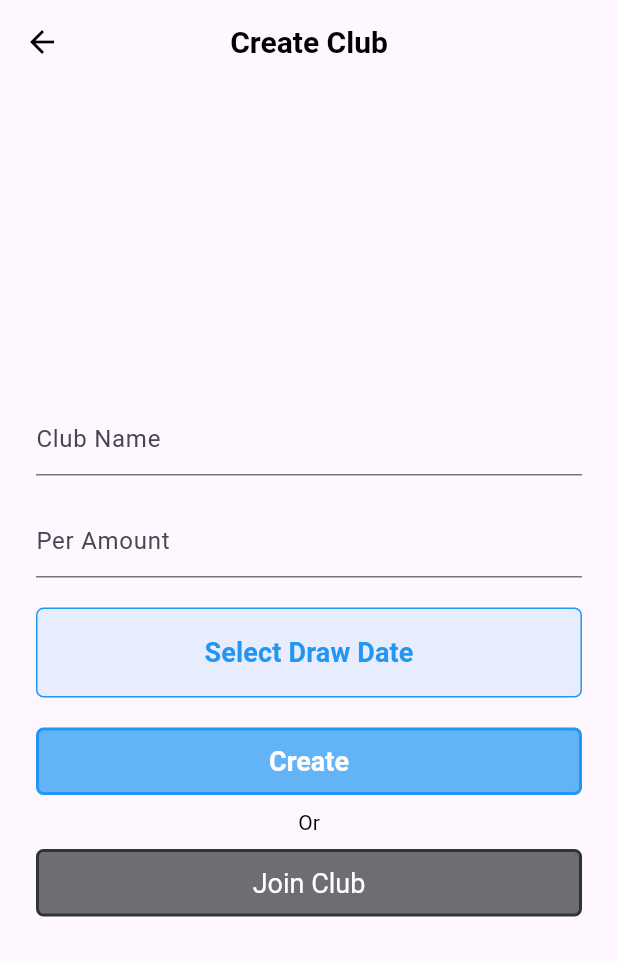
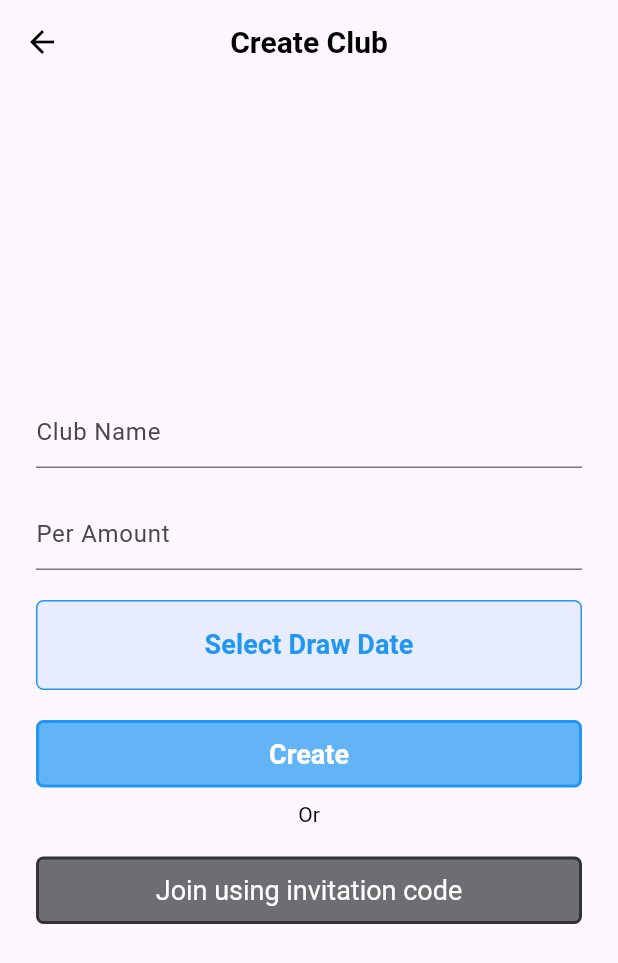
Before and after one commit to Amonc/ClubzeyFlutterMobile, a Flutter app: the CreateClub screen opened directly, on a phone screen of 412 x 824 dp. Shown: the top 963 px of the screen. Run offline on Flutter 3.47's test engine with Material 2 defaults, Android fonts, the phone set to English and light mode, and no system bars; drawn by our look-alikes of overlay_support; our stand-ins replace cloud_firestore, connectivity_plus, dio, firebase_auth, firebase_core, firebase_dynamic_links and 11 more; missing offline and left inert: dart:ffi, encrypt, ntp, qr_code_scanner; accounts and stored records are empty.

Commit message:
invitation code completed

```diff
--- a/lib/views/add_member.dart
+++ b/lib/views/add_member.dart
@@ -1,3 +1,4 @@
+import 'package:Clubzey/backend/dio/send_invitation_code_data.dart';
 import 'package:Clubzey/components/buttons.dart';
 import 'package:Clubzey/components/labels.dart';
 import 'package:Clubzey/models/club.dart';
@@ -5,6 +6,7 @@ import 'package:Clubzey/utils/allColors.dart';
 import 'package:Clubzey/utils/encryption.dart';
 import 'package:Clubzey/utils/fontSize.dart';
 import 'package:Clubzey/utils/helper.dart';
+import 'package:Clubzey/views/create_invitation_code_page.dart';
 import 'package:encrypt/encrypt.dart';
 import 'package:firebase_dynamic_links/firebase_dynamic_links.dart';
 import 'package:flutter/cupertino.dart';
@@ -72,7 +74,8 @@ class AddMemberPage extends StatelessWidget {
                   print(_qrCreated.toString());
                   return QrImage(
                     data: Encryption()
-                        .encrypted(code: '${club.getId}*${_qrCreated}*${shares}')
+                        .encrypted(
+                            code: '${club.getId}*${_qrCreated}*${shares}')
                         .base16,
                     version: QrVersions.auto,
                     size: 320,
@@ -125,11 +128,21 @@ class AddMemberPage extends StatelessWidget {
                 height: 15,
               ),
               FillButton(
-                title: 'Invite members',
+                title: 'Create invitation code',
                 onPressed: () async {
-            ShortDynamicLink shorDynamiclink=     await createShortDynamiclink(clubId: club.getId,shares: shares);
 
-                  Share.share('To get started with ${club.getName} please use this link: ${shorDynamiclink.shortUrl}');
+
+                  Navigator.push(context, MaterialPageRoute(builder: (context)=> CreateInvitationPage(club: club, shares: shares,)));
+
+                  // InvitationCodeData().createInvitationCode(club: club);
+
+
+
+
+
+
+                  // ShortDynamicLink shorDynamiclink=     await createShortDynamiclink(clubId: club.getId,shares: shares);
+                  //       Share.share('To get started with ${club.getName} please use this link: ${shorDynamiclink.shortUrl}');
                 },
                 containerColor: AllColors.yellow,
                 textColor: AllColors.fontBlack,
@@ -142,13 +155,16 @@ class AddMemberPage extends StatelessWidget {
     );
   }
 
-  Future<ShortDynamicLink> createShortDynamiclink({required String clubId, required int shares}) async {
+  Future<ShortDynamicLink> createShortDynamiclink(
+      {required String clubId, required int shares}) async {
     final dynamicLinkParams = DynamicLinkParameters(
       link: Uri.parse("https://clubzey.web.app/${clubId}*${shares}"),
       uriPrefix: "https://clubzeyapp.page.link",
-      androidParameters: const AndroidParameters(packageName: "aerobola.clubzey"),
+      androidParameters:
+          const AndroidParameters(packageName: "aerobola.clubzey"),
       iosParameters: const IOSParameters(bundleId: "aerobola.clubzey"),
     );
-    return await FirebaseDynamicLinks.instance.buildShortLink(dynamicLinkParams);
+    return await FirebaseDynamicLinks.instance
+        .buildShortLink(dynamicLinkParams);
   }
 }
--- a/lib/views/create_club.dart
+++ b/lib/views/create_club.dart
@@ -1,6 +1,11 @@
+import 'dart:io';
+
 import 'package:Clubzey/components/custom_snackbar.dart';
+import 'package:Clubzey/models/invitation_code.dart';
 import 'package:Clubzey/utils/allColors.dart';
 import 'package:Clubzey/views/dashboard.dart';
+import 'package:Clubzey/views/create_invitation_code_page.dart';
+import 'package:Clubzey/views/join_with_code_page.dart';
 import 'package:Clubzey/views/qr_code_scanner.dart';
 import 'package:firebase_auth/firebase_auth.dart';
 import 'package:flutter/cupertino.dart';
@@ -22,6 +27,7 @@ import 'clubs_page.dart';
 class CreateClub extends StatefulWidget {
   const CreateClub({Key? key}) : super(key: key);
 
+
   @override
   State<CreateClub> createState() => _CreateClubState();
 }
@@ -37,7 +43,9 @@ class _CreateClubState extends State<CreateClub> {
 
   String _admin = FirebaseAuth.instance.currentUser!.email!;
 
-  int _selectedValue=0;
+  int _selectedValue = 0;
+
+
 
   @override
   Widget build(BuildContext context) {
@@ -117,7 +125,6 @@ class _CreateClubState extends State<CreateClub> {
                       DatePicker.showDateTimePicker(context,
                           showTitleActions: true, onChanged: (date) {
                         print('change $date in time zone ' +
-
                             date.timeZoneOffset.inHours.toString());
                       }, onConfirm: (date) {
                         setState(() {
@@ -130,7 +137,8 @@ class _CreateClubState extends State<CreateClub> {
                           ? 'Select Draw Date'
                           : _drawDate.toString().substring(0, 10),
                       style: TextStyle(
-                          color: _drawDate == null ? Colors.blue : Colors.indigo,
+                          color:
+                              _drawDate == null ? Colors.blue : Colors.indigo,
                           fontWeight: FontWeight.bold,
                           fontSize: 18),
                     ),
@@ -143,39 +151,46 @@ class _CreateClubState extends State<CreateClub> {
                     title: "Create",
                     fontWeight: FontWeight.bold,
                     onPressed: () {
-                      if(_formKey.currentState!.validate()){
-
-                        if(_drawDate==null){
-                          CustomSnackbar(context: context, text: 'Please select a draw date').show();
-                        }
-                        else{
+                      if (_formKey.currentState!.validate()) {
+                        if (_drawDate == null) {
+                          CustomSnackbar(
+                                  context: context,
+                                  text: 'Please select a draw date')
+                              .show();
+                        } else {
                           showMaterialModalBottomSheet(
                             context: context,
                             builder: (context) => Container(
                               height: 400,
                               child: Column(
                                 children: [
-                                  SizedBox(height: 20,),
+                                  SizedBox(
+                                    height: 20,
+                                  ),
                                   Label(
                                     text: 'Select your shares',
                                     fontSize: FontSize.h4,
                                     fontWeight: FontWeight.w600,
                                   ),
-                                  SizedBox(height: 20,),
+                                  SizedBox(
+                                    height: 20,
+                                  ),
                                   Expanded(
-                                    child: SharePicker(initialValue: _selectedValue,onSelectedItemChange: (int value) {
-                                      setState(() {
-                                        _selectedValue = value;
-                                        print(_selectedValue);
-                                      });
-                                    },),
+                                    child: SharePicker(
+                                      initialValue: _selectedValue,
+                                      onSelectedItemChange: (int value) {
+                                        setState(() {
+                                          _selectedValue = value;
+                                          print(_selectedValue);
+                                        });
+                                      },
+                                    ),
                                   ),
                                   SizedBox(
                                     height: 50,
                                   ),
                                   CupertinoButton(
                                       onPressed: () {
-
                                         Club club = Club(data: {
                                           "name": _clubName,
                                           "perAmount": _perAmount,
@@ -183,16 +198,18 @@ class _CreateClubState extends State<CreateClub> {
                                           "members": [_admin],
                                           "createdAt": DateTime.now(),
                                           "createdBy": _admin,
-
                                         });
                                         var id = const Uuid().v4();
                                         club.setId = id;
-                                        ClubData().createClub(club: club, shares: _selectedValue+1);
+                                        ClubData().createClub(
+                                            club: club,
+                                            shares: _selectedValue + 1);
 
                                         Navigator.pushReplacement(
                                             context,
                                             MaterialPageRoute(
-                                                builder: (context) => Dashboard()));
+                                                builder: (context) =>
+                                                    Dashboard()));
                                       },
                                       padding: EdgeInsets.all(0),
                                       child: Label(
@@ -203,23 +220,53 @@ class _CreateClubState extends State<CreateClub> {
                                   SizedBox(
                                     height: 50,
                                   ),
-
                                 ],
                               ),
                             ),
                           );
                         }
+                      }
+                    }),
+                const SizedBox(
+                  height: 10,
+                ),
+                const Label(
+                  text: 'Or',
+                  fontSize: FontSize.p3,
+                ),
+                const SizedBox(
+                  height: 10,
+                ),
+               if(Platform.isAndroid && Platform.isIOS ) FillButton(
+                  title: "Join using scanner",
+                  containerColor: AllColors.fontBlack,
+                  onPressed: () {
 
-                      }
 
-                    }),
-                const SizedBox(height: 10,),
-                const Label(text: 'Or',fontSize: FontSize.p3,),
-                const SizedBox(height: 10,),
+                    Navigator.push(
+                        context,
+                        MaterialPageRoute(
+                            builder: (context) =>
+                                Platform.isAndroid && Platform.isIOS
+                                    ? QrCodeScanner()
+                                    : JoinWithCodePage()
+                                       ));
+                  },
+                ),
+                SizedBox(
+                  height: 10,
+                ),
+                FillButton(
+                  title: "Join using invitation code",
+                  containerColor: AllColors.fontBlack,
+                  onPressed: () {
 
-                FillButton(title: "Join Club", containerColor: AllColors.fontBlack,onPressed: (){
-                  Navigator.push(context, MaterialPageRoute(builder: (context)=> QrCodeScanner()));
-                },)
+                    Navigator.push(context, MaterialPageRoute(builder: (context)=>JoinWithCodePage()));
+
+
+
+                  },
+                ),
               ],
             ),
           ),
--- a/lib/views/dashboard.dart
+++ b/lib/views/dashboard.dart
@@ -1,4 +1,5 @@
 import 'package:Clubzey/backend/dio/club_data.dart';
+import 'package:Clubzey/backend/dio/send_invitation_code_data.dart';
 import 'package:Clubzey/backend/hive_data.dart';
 import 'package:Clubzey/utils/fontSize.dart';
 import 'package:Clubzey/views/club_details.dart';
@@ -14,6 +15,7 @@ import 'package:flutter/material.dart';
 import 'package:overlay_support/overlay_support.dart';
 
 import '../components/labels.dart';
+import '../models/invitation_code.dart';
 import '../utils/allColors.dart';
 import 'create_club.dart';
 
@@ -62,6 +64,8 @@ class _DashboardState extends State<Dashboard> {
     }).onError((error) {
       print(error.toString());
     });
+
+
   }
 
   @override
--- a/pubspec.yaml
+++ b/pubspec.yaml
@@ -48,6 +48,7 @@ dependencies:
   connectivity_plus: ^2.2.1
   flutter_slidable:
   rive: ^0.8.4
+  pinput:
 
   hive:
   hive_flutter:
```
Also changed, not shown: lib/backend/dio/send_invitation_code_data.dart (added, +53 -0 lines), lib/models/invitation_code.dart (added, +33 -0 lines), lib/utils/helper.dart (+7 -0 lines), lib/views/create_invitation_code_page.dart (added, +97 -0 lines), lib/views/join_with_code_page.dart (added, +73 -0 lines), lib/views/qr_code_scanner.dart (+7 -0 lines), pubspec.lock, 8 other files.
